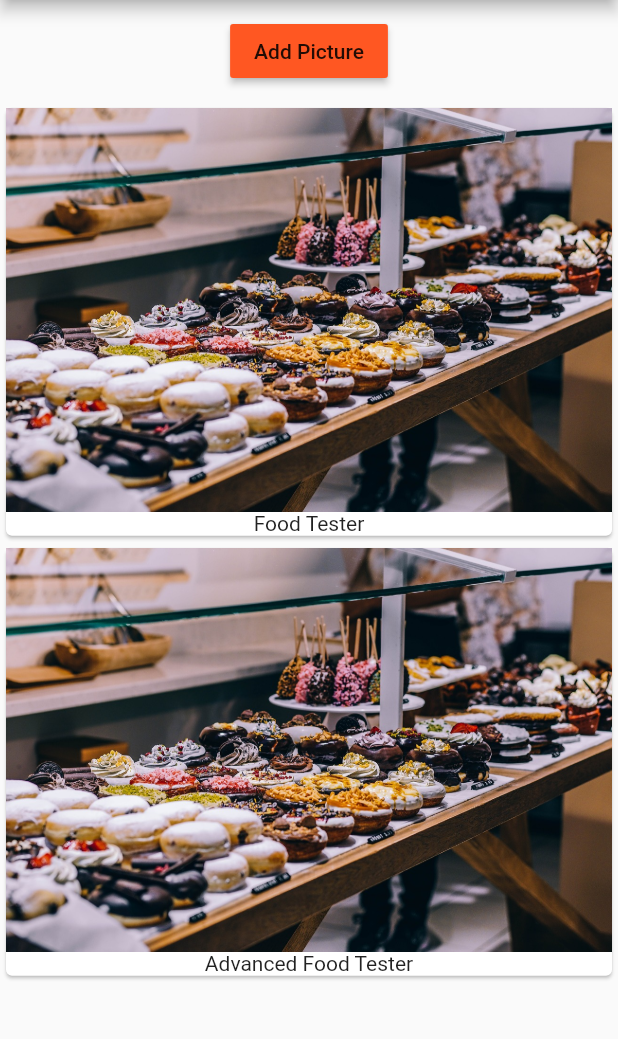
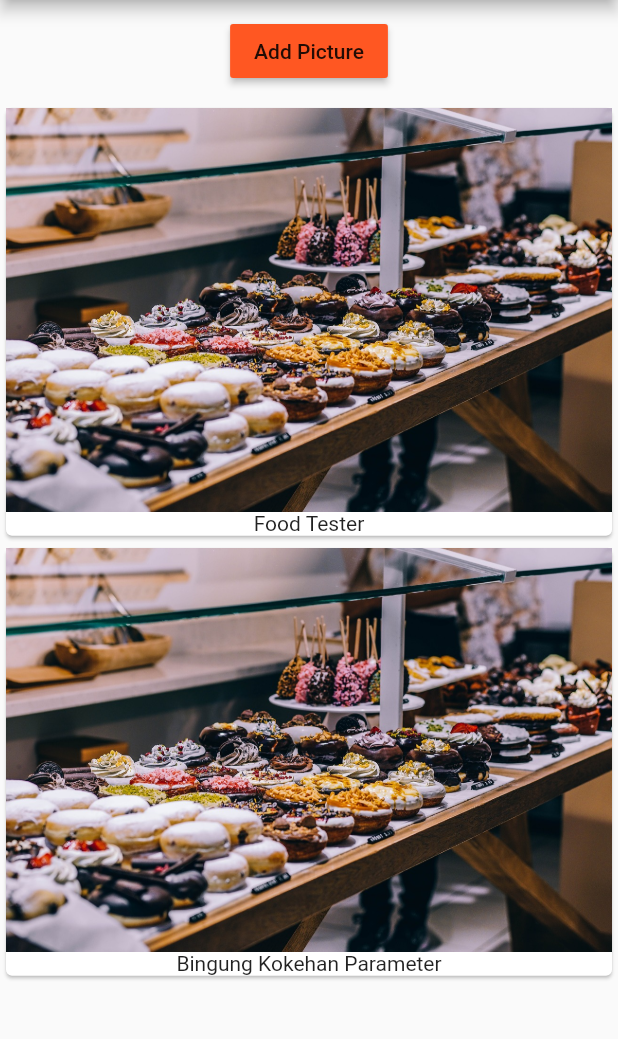
Before and after one commit to arifpurwandaru/flutter_course, a Flutter app: the screen it shows after launch, after a tap on "Add Picture", on a phone screen of 412 x 824 dp, the part 84-1123 px from its top. Run offline on Flutter 3.47's test engine with Material 2 defaults, Android fonts, the phone set to English and light mode, and no system bars.

Commit message:
passing up function as parameter

```diff
--- /dev/null
+++ b/lib/ProductController.dart
@@ -0,0 +1,20 @@
+import 'package:flutter/material.dart';
+
+
+class ProductController extends StatelessWidget{
+  final Function addProduct;
+
+  ProductController(this.addProduct);
+
+  @override
+  Widget build(BuildContext context) {
+    return RaisedButton(
+                child: Text('Add Picture'),
+                color: Theme.of(context).primaryColor,
+                onPressed: () {
+                 addProduct('Bingung Kokehan Parameter');
+                },
+              );
+  }
+
+}
--- a/lib/product.dart
+++ b/lib/product.dart
@@ -1,7 +1,7 @@
 import 'package:flutter/material.dart';
 
 class Products extends StatelessWidget{
-  List<String> products;
+  final List<String> products;
 
   Products(this.products);
 
--- a/lib/product_manager.dart
+++ b/lib/product_manager.dart
@@ -1,8 +1,9 @@
 import 'package:flutter/material.dart';
 
 import './product.dart';
+import './ProductController.dart';
 
-class ProductManager extends StatefulWidget{
+class ProductManager extends StatefulWidget {
   final String startingProduct;
 
   ProductManager({this.startingProduct = "Default Value"});
@@ -11,10 +12,9 @@ class ProductManager extends StatefulWidget{
   State<StatefulWidget> createState() {
     return _ProductManagerState();
   }
-
 }
 
-class _ProductManagerState extends State<ProductManager>{
+class _ProductManagerState extends State<ProductManager> {
   List<String> _products = [];
 
   @override
@@ -23,27 +23,22 @@ class _ProductManagerState extends State<ProductManager>{
     _products.add(widget.startingProduct);
   }
 
+  void _addProduct(String product) {
+    setState(() {
+      _products.add(product);
+    });
+  }
+
   @override
   Widget build(BuildContext context) {
     return Column(
       children: <Widget>[
         Container(
           margin: EdgeInsets.all(10.0),
-              child: RaisedButton(
-                child: Text('Add Picture'),
-                color: Theme.of(context).primaryColor,
-                onPressed: () {
-                  setState(() {
-                    _products.add('Advanced Food Tester');
-                  });
-
-                },
-              ),
+          child: ProductController(_addProduct),
         ),
         Products(_products),
       ],
     );
-
   }
-
 }
```
Lines whose indentation alone changed are shown as unchanged.
